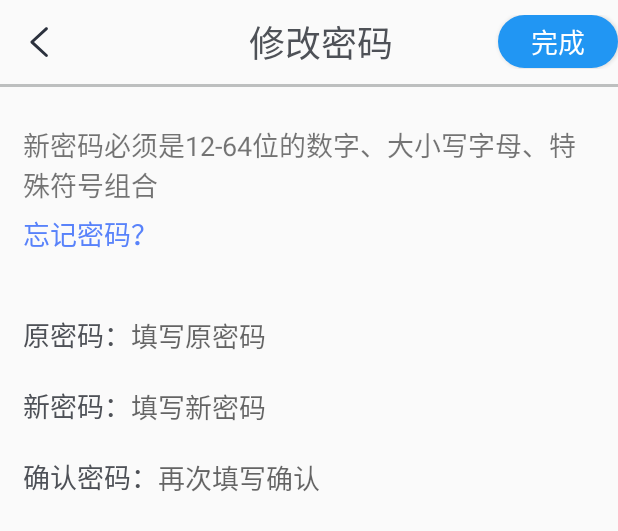
After one commit to BDJCapp/beidou, an Android app: the layout fragment_updatepwd.xml on its own in the app's theme, with its tools: preview values and no code run, on a phone screen of 412 x 824 dp. The commit adds this screen. Shown: the top 531 px of the screen. Run offline under Robolectric (Android 15) with nearby library versions, the phone set to English and light mode, and no system bars.

Commit message:
增加修改密码模块，优化登录页

```diff
--- a/app/src/main/java/com/beyond/beidou/api/ApiConfig.java
+++ b/app/src/main/java/com/beyond/beidou/api/ApiConfig.java
@@ -32,5 +32,5 @@ public class ApiConfig {
     public static final String GET_GRAPHIC_DATA = "getGraphicData.php";
     public static final String LOGIN = "doLogin.php";
     public static final String LOGOUT = "doLogout.php";
-
+    public static final String SET_PASSWORD = "setPassword.php";
 }
--- a/app/src/main/java/com/beyond/beidou/login/LoginActivity.java
+++ b/app/src/main/java/com/beyond/beidou/login/LoginActivity.java
@@ -1,8 +1,6 @@
 package com.beyond.beidou.login;
 
 import android.Manifest;
-import android.app.AlertDialog;
-import android.content.DialogInterface;
 import android.content.Intent;
 import android.content.pm.PackageManager;
 import android.graphics.Color;
@@ -92,6 +90,7 @@ public class LoginActivity extends BaseActivity implements View.OnClickListener{
             {
                 case ACCOUNT_OR_PWD_ERROR:
                     Toast.makeText(LoginActivity.this, String.valueOf(msg.obj),Toast.LENGTH_LONG).show();
+                    dialog.dismiss();
                     break;
                 case IIILEGAL_USER_SESSION:
                 case SESSION_EXPIRATION_LOGOUT:
--- a/app/src/main/java/com/beyond/beidou/project/ProjectFragment.java
+++ b/app/src/main/java/com/beyond/beidou/project/ProjectFragment.java
@@ -141,12 +141,12 @@ public class ProjectFragment extends BaseFragment implements View.OnClickListene
         return fragment;
     }
 
-    protected int initLayout() {
+    public int initLayout() {
         SDKInitializer.initialize(getContext().getApplicationContext());
         return R.layout.fragment_project;
     }
 
-    protected void initView(View view) {
+    public void initView(View view) {
         mMapView = view.findViewById(R.id.bdmapView);
         mScrollLayout = view.findViewById(R.id.scrollLayout);
         mRelativeLayout = view.findViewById(R.id.relativeLayout);
--- a/app/src/main/res/drawable/bg_title_border.xml
+++ b/app/src/main/res/drawable/bg_title_border.xml
@@ -1,7 +1,7 @@
 <?xml version="1.0" encoding="utf-8"?>
 <shape xmlns:android="http://schemas.android.com/apk/res/android">
     <solid android:color="#FFFFFF" />
-    <stroke android:width="2dp" android:color="#A8A6A6" />
+    <stroke android:width="1dp" android:color="#A8A6A6" />
     <corners android:radius="10dp" />
     <padding android:left="0dp" android:top="0dp"
         android:right="0dp" android:bottom="0dp" />
--- a/app/src/main/res/drawable/button_shape.xml
+++ b/app/src/main/res/drawable/button_shape.xml
@@ -3,7 +3,7 @@
     xmlns:android="http://schemas.android.com/apk/res/android"
     android:shape="rectangle">
     <!-- 填充的颜色 -->
-    <solid android:color="#FFFFFF" />
+    <solid android:color="@color/main_blue" />
     <!-- 设置按钮的四个角为弧形 -->
     <!-- android:radius 弧形的半径 -->
     <corners android:radius="20dip" />
--- /dev/null
+++ b/app/src/main/res/layout/fragment_updatepwd.xml
@@ -0,0 +1,182 @@
+<?xml version="1.0" encoding="utf-8"?>
+<LinearLayout xmlns:android="http://schemas.android.com/apk/res/android"
+    xmlns:tools="http://schemas.android.com/tools"
+    android:layout_width="match_parent"
+    android:layout_height="match_parent"
+    xmlns:app="http://schemas.android.com/apk/res-auto"
+    tools:context=".my.UpdatePwdFragment"
+    android:orientation="vertical">
+
+    <androidx.appcompat.widget.Toolbar
+        android:id="@+id/toolbar"
+        android:layout_width="match_parent"
+        android:layout_height="wrap_content"
+        android:padding="5dp"
+        >
+        <RelativeLayout
+            android:layout_width="match_parent"
+            android:layout_height="wrap_content"
+            >
+            <ImageView
+                android:layout_width="wrap_content"
+                android:layout_height="wrap_content"
+                android:id="@+id/img_updatePwd_back"
+                android:src="@drawable/ic_svg_back"
+                android:layout_centerVertical="true"
+                />
+
+            <TextView
+                android:layout_width="wrap_content"
+                android:layout_height="wrap_content"
+                android:id="@+id/tv_title"
+                android:text="修改密码"
+                android:textColor="@color/text_black"
+                android:textSize="24sp"
+                android:layout_centerInParent="true"
+                />
+
+            <Button
+                android:layout_width="80dp"
+                android:layout_height="35dp"
+                android:id="@+id/btn_confirm"
+                android:layout_alignParentEnd="true"
+                android:text="完成"
+                android:textSize="18sp"
+                android:background="@drawable/button_shape"
+                android:textColor="@color/main_white"
+                />
+
+        </RelativeLayout>
+    </androidx.appcompat.widget.Toolbar>
+
+    <View
+        android:layout_width="match_parent"
+        android:layout_height="3px"
+        android:background="@color/under_line"
+        android:layout_below="@+id/toolbar"
+        />
+
+    <LinearLayout
+        android:layout_width="match_parent"
+        android:layout_height="match_parent"
+        android:layout_marginTop="10dp"
+        android:padding="15dp"
+        android:orientation="vertical"
+        >
+
+        <RelativeLayout
+            android:layout_width="match_parent"
+            android:layout_height="wrap_content"
+            >
+
+            <TextView
+                android:id="@+id/tv_info"
+                android:layout_width="match_parent"
+                android:layout_height="wrap_content"
+                android:textSize="18sp"
+                android:text="新密码必须是12-64位的数字、大小写字母、特殊符号组合"
+                />
+
+            <TextView
+                android:id="@+id/tv_forgetPwd"
+                android:layout_width="match_parent"
+                android:layout_height="wrap_content"
+                android:layout_below="@+id/tv_info"
+                android:layout_marginTop="5dp"
+                android:text="忘记密码？"
+                android:textSize="18sp"
+                android:textColor="#5882FA"
+                />
+
+        </RelativeLayout>
+
+        <LinearLayout
+            android:layout_width="match_parent"
+            android:layout_height="wrap_content"
+            android:orientation="horizontal"
+            android:layout_marginTop="40dp"
+            >
+
+            <TextView
+                android:layout_width="wrap_content"
+                android:layout_height="wrap_content"
+                android:text="原密码："
+                android:textSize="18sp"
+                android:textColor="@color/text_black"
+                />
+
+            <EditText
+                android:id="@+id/et_originalPwd"
+                android:layout_width="match_parent"
+                android:layout_height="wrap_content"
+                android:maxLines="1"
+                android:hint="填写原密码"
+                android:background="@null"
+                android:textSize="18sp"
+                android:textColor="@color/text_black"
+
+                />
+
+        </LinearLayout>
+
+        <LinearLayout
+            android:layout_width="match_parent"
+            android:layout_height="wrap_content"
+            android:orientation="horizontal"
+            android:layout_marginTop="20dp"
+            >
+
+            <TextView
+                android:layout_width="wrap_content"
+                android:layout_height="wrap_content"
+                android:text="新密码："
+                android:textSize="18sp"
+                android:textColor="@color/text_black"
+                />
+
+            <EditText
+                android:id="@+id/et_newPwd"
+                android:layout_width="match_parent"
+                android:layout_height="wrap_content"
+                android:maxLines="1"
+                android:hint="填写新密码"
+                android:background="@null"
+                android:textSize="18sp"
+                android:textColor="@color/text_black"
+                android:inputType="textPassword"
+                />
+
+        </LinearLayout>
+
+        <LinearLayout
+            android:layout_width="match_parent"
+            android:layout_height="wrap_content"
+            android:orientation="horizontal"
+            android:layout_marginTop="20dp"
+            >
+
+            <TextView
+                android:layout_width="wrap_content"
+                android:layout_height="wrap_content"
+                android:text="确认密码："
+                android:textSize="18sp"
+                android:textColor="@color/text_black"
+                />
+
+            <EditText
+                android:id="@+id/et_confirmPwd"
+                android:layout_width="match_parent"
+                android:layout_height="wrap_content"
+                android:maxLines="1"
+                android:hint="再次填写确认"
+                android:background="@null"
+                android:textSize="18sp"
+                android:textColor="@color/text_black"
+                android:inputType="textPassword"
+                />
+
+        </LinearLayout>
+
+    </LinearLayout>
+
+</LinearLayout>
--- a/app/src/main/res/layout/item_select.xml
+++ b/app/src/main/res/layout/item_select.xml
@@ -8,7 +8,6 @@
     android:background="@color/main_white"
     android:orientation="vertical"
     android:textStyle="bold"
-
     >
 
 </TextView>
```
Also changed, not shown: app/src/main/java/com/beyond/beidou/MainActivity.java (+19 -0 lines), app/src/main/java/com/beyond/beidou/my/MyFragment.java (+21 -14 lines), app/src/main/java/com/beyond/beidou/my/SecurityFragment.java (added, +83 -0 lines), app/src/main/java/com/beyond/beidou/my/UpdatePwdFragment.java (added, +217 -0 lines), app/src/main/java/com/beyond/beidou/util/LoginUtil.java (+5 -3 lines), app/src/main/res/layout/fragment_my.xml (+54 -6 lines), app/src/main/res/layout/fragment_security.xml (added, +94 -0 lines). Lines whose indentation alone changed are shown as unchanged.
